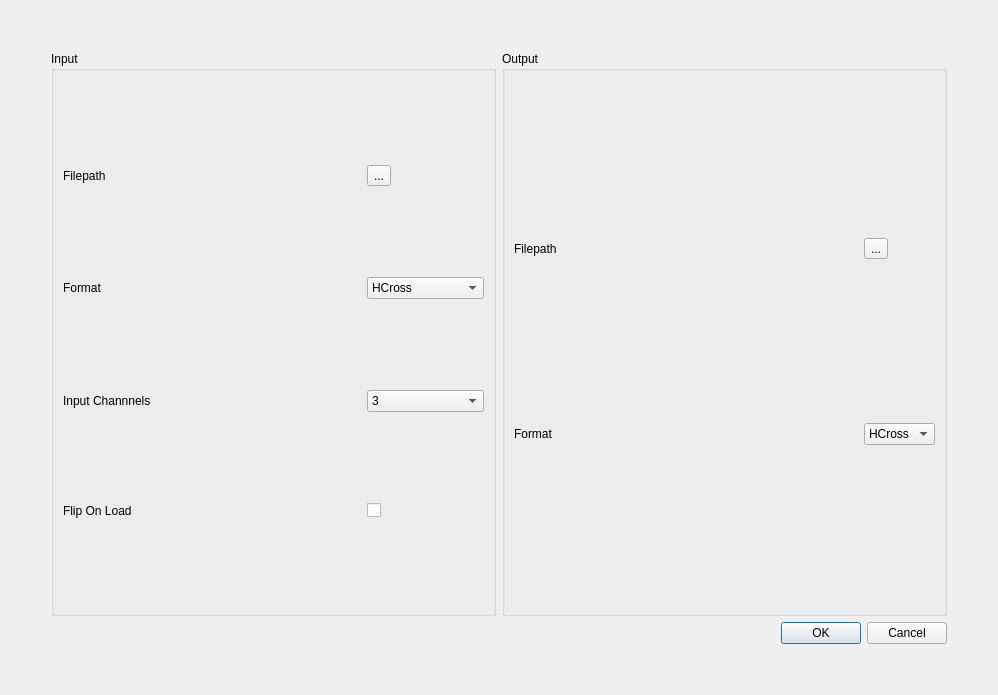
First picture: the form in tTexture-Editor/tTexture-Editor/tTexture/Editor/UI/Qt-Files/CubemapWidget.ui, repository lore14th/tTexture, before the edit.
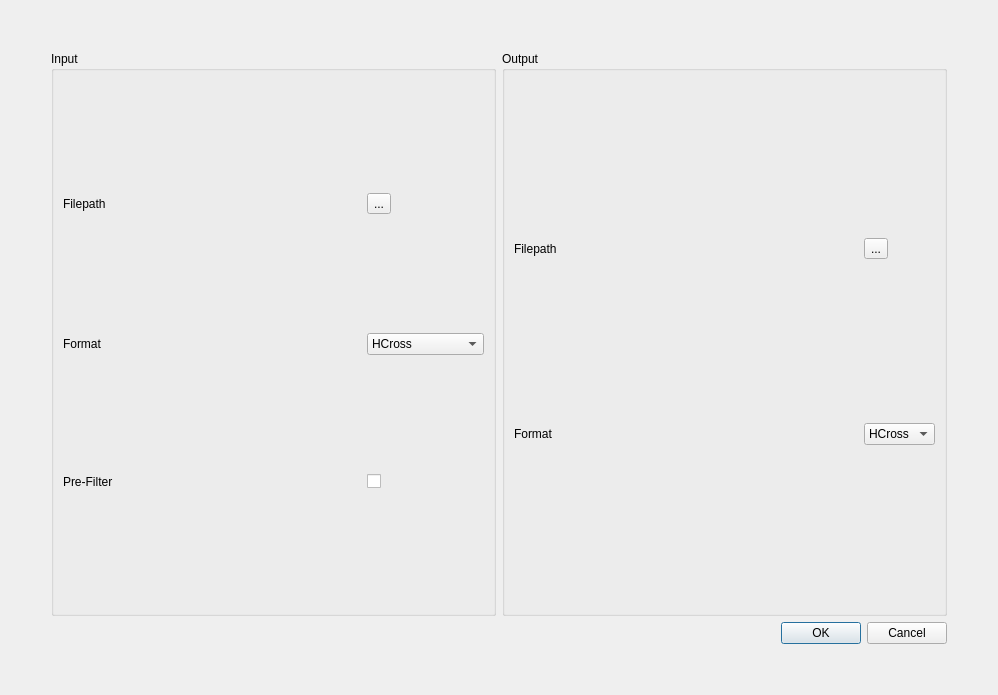
Second picture: the form after the edit.

Diff of the .ui file:
```diff
--- a/tTexture-Editor/tTexture-Editor/tTexture/Editor/UI/Qt-Files/CubemapWidget.ui
+++ b/tTexture-Editor/tTexture-Editor/tTexture/Editor/UI/Qt-Files/CubemapWidget.ui
@@ -74,33 +74,12 @@
           <item row="2" column="0">
            <widget class="QLabel" name="InputChannelsLabel">
             <property name="text">
-             <string>Input Channnels</string>
+             <string>Pre-Filter</string>
             </property>
            </widget>
           </item>
           <item row="2" column="2">
-           <widget class="QComboBox" name="InputChannelBox">
-            <item>
-             <property name="text">
-              <string>3</string>
-             </property>
-            </item>
-            <item>
-             <property name="text">
-              <string>4</string>
-             </property>
-            </item>
-           </widget>
-          </item>
-          <item row="3" column="0">
-           <widget class="QLabel" name="InputFlipOnLoadLabel">
-            <property name="text">
-             <string>Flip On Load</string>
-            </property>
-           </widget>
-          </item>
-          <item row="3" column="2">
-           <widget class="QCheckBox" name="InputFlipOnLoadCheckbox">
+           <widget class="QCheckBox" name="PrefilterCheckBox">
             <property name="text">
              <string/>
             </property>
```
Left out of the diff: 44 changed lines with no effect on the pictures.
